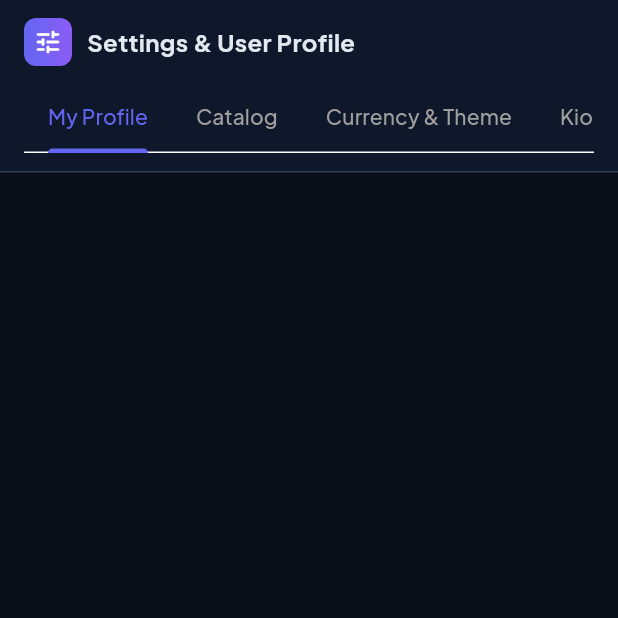
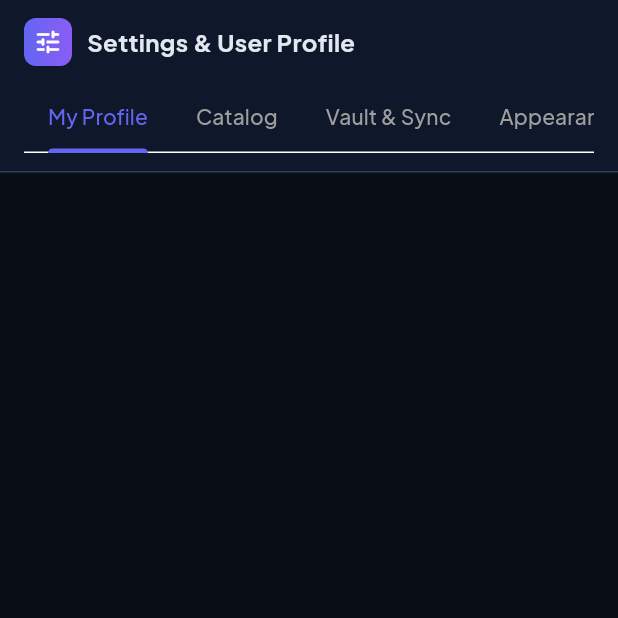
Before and after one commit to yogeshraja/Dossier, a Flutter app: the SettingsScreen screen opened directly, on a phone screen of 412 x 824 dp, the top half of it. Run offline on Flutter 3.47's test engine with Material 3 defaults, Android fonts, the phone set to English and light mode, and no system bars; our stand-ins replace drift, drift_flutter, file_picker, flutter_riverpod, google_fonts, google_sign_in and 1 more; missing offline and left inert: googleapis; accounts and stored records are empty; generated files the repository leaves out were written again; network calls fail.

Commit message:
refactor(ui): consolidate Cloud Vault & Sync into Settings screen

```diff
--- a/apps/kiosk/lib/features/settings/screens/settings_screen.dart
+++ b/apps/kiosk/lib/features/settings/screens/settings_screen.dart
@@ -13,9 +13,11 @@ import 'package:dossier/presentation/common_widgets/dossier_input_field.dart';
 import 'package:dossier/presentation/common_widgets/dossier_button.dart';
 import 'package:dossier/presentation/common_widgets/dossier_card.dart';
 import 'package:dossier/presentation/common_widgets/dossier_badge.dart';
+import 'package:dossier/features/sync/screens/vault_sync_screen.dart';
 
 class SettingsScreen extends ConsumerStatefulWidget {
-  const SettingsScreen({super.key});
+  final int initialTabIndex;
+  const SettingsScreen({super.key, this.initialTabIndex = 0});
 
   @override
   ConsumerState<SettingsScreen> createState() => _SettingsScreenState();
@@ -75,7 +77,7 @@ class _SettingsScreenState extends ConsumerState<SettingsScreen> with SingleTick
   @override
   void initState() {
     super.initState();
-    _tabController = TabController(length: 5, vsync: this);
+    _tabController = TabController(length: 6, vsync: this, initialIndex: widget.initialTabIndex.clamp(0, 5));
 
     final settings = ref.read(kioskSettingsProvider);
     _kioskNameCtrl.text = settings.kioskName;
@@ -584,7 +586,8 @@ class _SettingsScreenState extends ConsumerState<SettingsScreen> with SingleTick
                         tabs: const [
                           Tab(text: 'My Profile'),
                           Tab(text: 'Catalog'),
-                          Tab(text: 'Currency & Theme'),
+                          Tab(text: 'Vault & Sync'),
+                          Tab(text: 'Appearance'),
                           Tab(text: 'Kiosk Identity'),
                           Tab(text: 'Team & Operators'),
                         ],
@@ -612,7 +615,7 @@ class _SettingsScreenState extends ConsumerState<SettingsScreen> with SingleTick
                               style: TextStyle(fontSize: 16, fontWeight: FontWeight.bold, color: Theme.of(context).colorScheme.onSurface),
                               overflow: TextOverflow.ellipsis),
                           const SizedBox(height: 2),
-                          const Text('Personal operator profiles, catalog pricing, team administration, and hardware defaults',
+                          const Text('Personal operator profiles, catalog pricing, cloud vault sync, team administration, and hardware defaults',
                               style: TextStyle(fontSize: 11, color: Colors.grey),
                               overflow: TextOverflow.ellipsis),
                         ],
@@ -620,7 +623,7 @@ class _SettingsScreenState extends ConsumerState<SettingsScreen> with SingleTick
                     ),
                     const SizedBox(width: 16),
                     SizedBox(
-                      width: 600,
+                      width: 680,
                       child: TabBar(
                         controller: _tabController,
                         isScrollable: true,
@@ -631,6 +634,7 @@ class _SettingsScreenState extends ConsumerState<SettingsScreen> with SingleTick
                         tabs: const [
                           Tab(icon: Icon(Icons.person_rounded, size: 15), text: 'My Profile'),
                           Tab(icon: Icon(Icons.format_list_bulleted_rounded, size: 15), text: 'Services Catalog'),
+                          Tab(icon: Icon(Icons.cloud_sync_rounded, size: 15), text: 'Vault & Sync'),
                           Tab(icon: Icon(Icons.palette_rounded, size: 15), text: 'Appearance'),
                           Tab(icon: Icon(Icons.storefront_rounded, size: 15), text: 'Kiosk Profile'),
                           Tab(icon: Icon(Icons.badge_rounded, size: 15), text: 'Team & Operators'),
@@ -650,6 +654,7 @@ class _SettingsScreenState extends ConsumerState<SettingsScreen> with SingleTick
               children: [
                 _buildUserProfileTab(authState, isDark),
                 _buildServicesCatalogTab(settings, isDark),
+                const VaultSyncScreen(),
                 _buildCurrencyThemeTab(settings, isDark),
                 _buildKioskProfileTab(settings, authState, isDark),
                 _buildTeamManagementTab(authState, isDark),
--- a/apps/kiosk/lib/main.dart
+++ b/apps/kiosk/lib/main.dart
@@ -13,7 +13,6 @@ import 'package:dossier/features/billing_pos/widgets/billing_hub_pane.dart';
 import 'package:dossier/features/media_prep/screens/media_prep_studio_screen.dart';
 import 'package:dossier/features/billing_pos/screens/quick_pos_screen.dart';
 import 'package:dossier/features/billing_pos/screens/daily_sales_register_screen.dart';
-import 'package:dossier/features/sync/screens/vault_sync_screen.dart';
 import 'package:dossier/features/settings/screens/settings_screen.dart';
 import 'package:dossier/presentation/screens/splash_screen.dart';
 import 'package:dossier/presentation/common_widgets/dossier_button.dart';
@@ -239,7 +238,6 @@ class _KioskWorkstationHomeState extends ConsumerState<KioskWorkstationHome> {
             NavigationDestination(icon: Icon(Icons.burst_mode_outlined), selectedIcon: Icon(Icons.burst_mode_rounded), label: 'Media'),
             NavigationDestination(icon: Icon(Icons.point_of_sale_outlined), selectedIcon: Icon(Icons.point_of_sale_rounded), label: 'POS'),
             NavigationDestination(icon: Icon(Icons.analytics_outlined), selectedIcon: Icon(Icons.analytics_rounded), label: 'Register'),
-            NavigationDestination(icon: Icon(Icons.cloud_sync_outlined), selectedIcon: Icon(Icons.cloud_sync_rounded), label: 'Sync'),
             NavigationDestination(icon: Icon(Icons.tune_outlined), selectedIcon: Icon(Icons.tune_rounded), label: 'Settings'),
           ],
         ),
@@ -375,8 +373,6 @@ class _KioskWorkstationHomeState extends ConsumerState<KioskWorkstationHome> {
       case 3:
         return const DailySalesRegisterScreen();
       case 4:
-        return const VaultSyncScreen();
-      case 5:
         return const SettingsScreen();
       default:
         return const SizedBox();
--- a/apps/kiosk/lib/presentation/navigation/collapsible_sidebar.dart
+++ b/apps/kiosk/lib/presentation/navigation/collapsible_sidebar.dart
@@ -58,16 +58,10 @@ class _CollapsibleSidebarState extends State<CollapsibleSidebar> {
       tooltip: 'End-of-Day Register & Cash Reconciliation',
     ),
     (
-      icon: Icons.cloud_sync_outlined,
-      activeIcon: Icons.cloud_sync_rounded,
-      label: 'Vault Sync',
-      tooltip: 'Offline-First Cloud Vault & Sync Monitor',
-    ),
-    (
       icon: Icons.tune_outlined,
       activeIcon: Icons.tune_rounded,
-      label: 'Catalog & Settings',
-      tooltip: 'Services Catalog, Pricing & Kiosk Config',
+      label: 'Settings & Vault',
+      tooltip: 'Services Catalog, Cloud Vault & Kiosk Config',
     ),
   ];
 
--- a/apps/kiosk/lib/presentation/widgets/command_palette_dialog.dart
+++ b/apps/kiosk/lib/presentation/widgets/command_palette_dialog.dart
@@ -167,12 +167,12 @@ class _CommandPaletteDialogState extends ConsumerState<CommandPaletteDialog> {
 
     items.add(CommandItem(
       id: 'nav_sync',
-      title: 'Go to Cloud Vault Sync',
+      title: 'Go to Cloud Vault Sync (Settings)',
       subtitle: 'Google Drive & Cloudflare R2 backup status and outbox queue',
       icon: Icons.cloud_sync_rounded,
       iconColor: const Color(0xFF8B5CF6),
       category: CommandCategory.navigation,
-      keywords: ['sync', 'cloud', 'vault', 'backup', 'drive', 'r2', 'queue'],
+      keywords: ['sync', 'cloud', 'vault', 'backup', 'drive', 'r2', 'queue', 'settings'],
       onSelect: () {
         widget.onNavigateTab?.call(4);
         Navigator.of(context).pop();
@@ -181,14 +181,14 @@ class _CommandPaletteDialogState extends ConsumerState<CommandPaletteDialog> {
 
     items.add(CommandItem(
       id: 'nav_settings',
-      title: 'Go to Catalog & Settings',
-      subtitle: 'Service catalog pricing, printer setup and kiosk preferences',
+      title: 'Go to Settings & Profile Hub',
+      subtitle: 'Service catalog pricing, cloud vault sync, printer setup and kiosk preferences',
       icon: Icons.tune_rounded,
       iconColor: const Color(0xFFEC4899),
       category: CommandCategory.navigation,
-      keywords: ['settings', 'config', 'printer', 'prices', 'catalog', 'services'],
+      keywords: ['settings', 'config', 'printer', 'prices', 'catalog', 'services', 'vault'],
       onSelect: () {
-        widget.onNavigateTab?.call(5);
+        widget.onNavigateTab?.call(4);
         Navigator.of(context).pop();
       },
     ));
```
Also changed, not shown: 1 other file.
